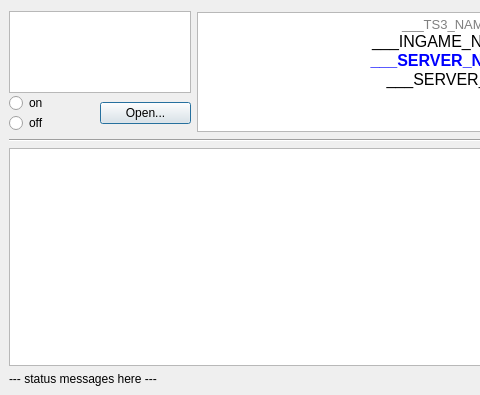
dehesselle/dayzsrvip, file plugin/DayzServerIp.ui: the form before one commit; both pictures show x 0 to 480 and y 0 to 395 of the 730 by 395 pixel window.
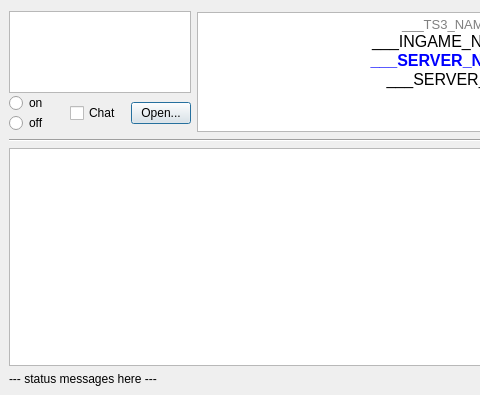
The form after the commit.

Commit message:
Add checkbox to enable chat messages
Fix broken update of ingame name in tbPlayer

```diff
--- a/plugin/DayzServerIp.ui
+++ b/plugin/DayzServerIp.ui
@@ -81,8 +81,27 @@
            </item>
           </layout>
          </item>
+         <item>
+          <widget class="QCheckBox" name="cbChat">
+           <property name="text">
+            <string>Chat</string>
+           </property>
+          </widget>
+         </item>
          <item>
           <widget class="QPushButton" name="pbProfileOpen">
+           <property name="sizePolicy">
+            <sizepolicy hsizetype="Fixed" vsizetype="Fixed">
+             <horstretch>0</horstretch>
+             <verstretch>0</verstretch>
+            </sizepolicy>
+           </property>
+           <property name="maximumSize">
+            <size>
+             <width>60</width>
+             <height>16777215</height>
+            </size>
+           </property>
            <property name="text">
             <string>Open...</string>
            </property>
```
The commit also changes 2 other files.
